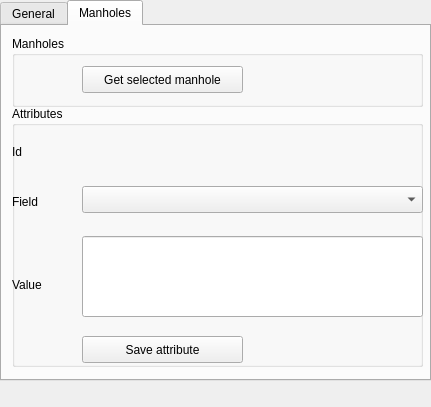
Old version of the form beoordelingstool_dockwidget_base.ui in the repository nens/Beoordelingstool.
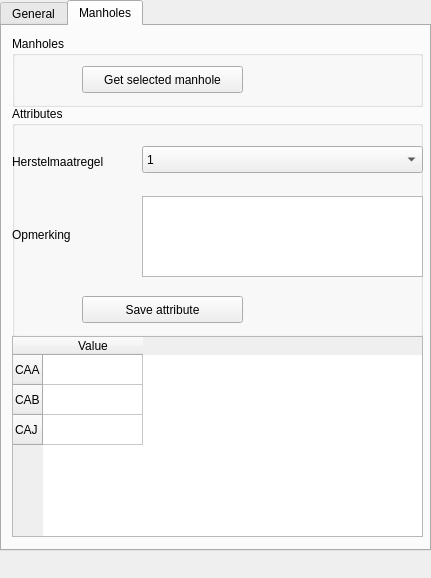
New version of the form.

Commit message: Show CAA, CAB and CAJ, and Opmerking in new TableWidget of selected manhole

```diff
--- a/beoordelingstool_dockwidget_base.ui
+++ b/beoordelingstool_dockwidget_base.ui
@@ -7,7 +7,7 @@
     <x>0</x>
     <y>0</y>
     <width>431</width>
-    <height>407</height>
+    <height>578</height>
    </rect>
   </property>
   <property name="sizePolicy">
@@ -26,7 +26,7 @@
       <x>0</x>
       <y>0</y>
       <width>431</width>
-      <height>381</height>
+      <height>551</height>
      </rect>
     </property>
     <property name="currentIndex">
@@ -157,7 +157,7 @@
         <x>10</x>
         <y>80</y>
         <width>411</width>
-        <height>261</height>
+        <height>231</height>
        </rect>
       </property>
       <property name="title">
@@ -167,90 +167,106 @@
        <property name="geometry">
         <rect>
          <x>0</x>
-         <y>80</y>
-         <width>51</width>
+         <y>40</y>
+         <width>121</width>
          <height>31</height>
         </rect>
        </property>
        <property name="text">
-        <string>Field</string>
+        <string>Herstelmaatregel</string>
        </property>
       </widget>
       <widget class="QComboBox" name="field_combobox">
        <property name="geometry">
         <rect>
-         <x>70</x>
-         <y>80</y>
-         <width>341</width>
+         <x>130</x>
+         <y>40</y>
+         <width>281</width>
          <height>27</height>
         </rect>
        </property>
+       <item>
+        <property name="text">
+         <string>1</string>
+        </property>
+       </item>
+       <item>
+        <property name="text">
+         <string>2</string>
+        </property>
+       </item>
+       <item>
+        <property name="text">
+         <string>3</string>
+        </property>
+       </item>
       </widget>
       <widget class="QLabel" name="value_label">
        <property name="geometry">
         <rect>
          <x>0</x>
-         <y>170</y>
-         <width>51</width>
+         <y>120</y>
+         <width>121</width>
          <height>17</height>
         </rect>
        </property>
        <property name="text">
-        <string>Value</string>
+        <string>Opmerking</string>
        </property>
       </widget>
-      <widget class="QLineEdit" name="value_lineedit">
+      <widget class="QPushButton" name="pushbutton_save_attribute">
        <property name="geometry">
         <rect>
          <x>70</x>
-         <y>130</y>
-         <width>341</width>
+         <y>190</y>
+         <width>161</width>
+         <height>27</height>
+        </rect>
+       </property>
+       <property name="text">
+        <string>Save attribute</string>
+       </property>
+      </widget>
+      <widget class="QPlainTextEdit" name="value_plaintextedit">
+       <property name="geometry">
+        <rect>
+         <x>130</x>
+         <y>90</y>
+         <width>281</width>
          <height>81</height>
         </rect>
        </property>
-       <property name="readOnly">
-        <bool>true</bool>
-       </property>
-      </widget>
-      <widget class="QLabel" name="id_label">
-       <property name="geometry">
-        <rect>
-         <x>0</x>
-         <y>30</y>
-         <width>51</width>
-         <height>31</height>
-        </rect>
-       </property>
-       <property name="text">
-        <string>Id</string>
-       </property>
-      </widget>
-      <widget class="QLabel" name="id_label_number">
-       <property name="geometry">
-        <rect>
-         <x>70</x>
-         <y>30</y>
-         <width>341</width>
-         <height>31</height>
-        </rect>
-       </property>
-       <property name="text">
-        <string/>
-       </property>
       </widget>
      </widget>
-     <widget class="QPushButton" name="pushbutton_save_attribute">
+     <widget class="QTableWidget" name="tablewidget_manholes">
       <property name="geometry">
        <rect>
-        <x>80</x>
+        <x>10</x>
         <y>310</y>
-        <width>161</width>
-        <height>27</height>
+        <width>411</width>
+        <height>201</height>
        </rect>
       </property>
-      <property name="text">
-       <string>Save attribute</string>
-      </property>
+      <row>
+       <property name="text">
+        <string>CAA</string>
+       </property>
+      </row>
+      <row>
+       <property name="text">
+        <string>CAB</string>
+       </property>
+      </row>
+      <row>
+       <property name="text">
+        <string>CAJ</string>
+       </property>
+      </row>
+      <column>
+       <property name="text">
+        <string>Value</string>
+       </property>
+      </column>
      </widget>
     </widget>
    </widget>
```
The commit also changes 1 other file.
